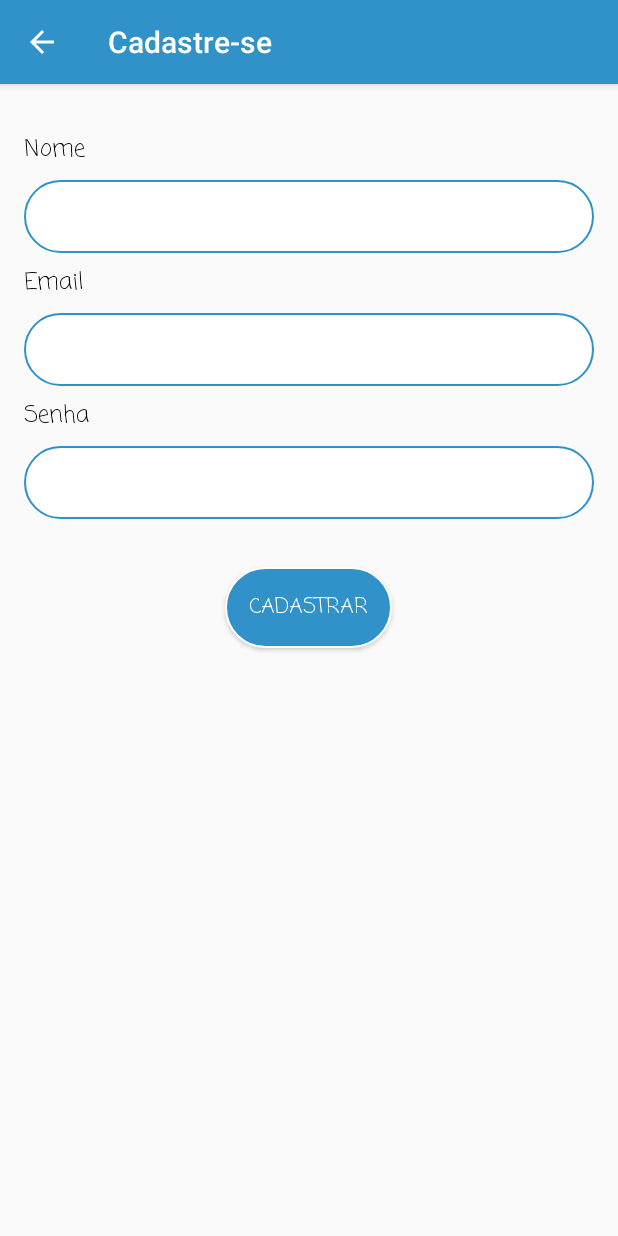
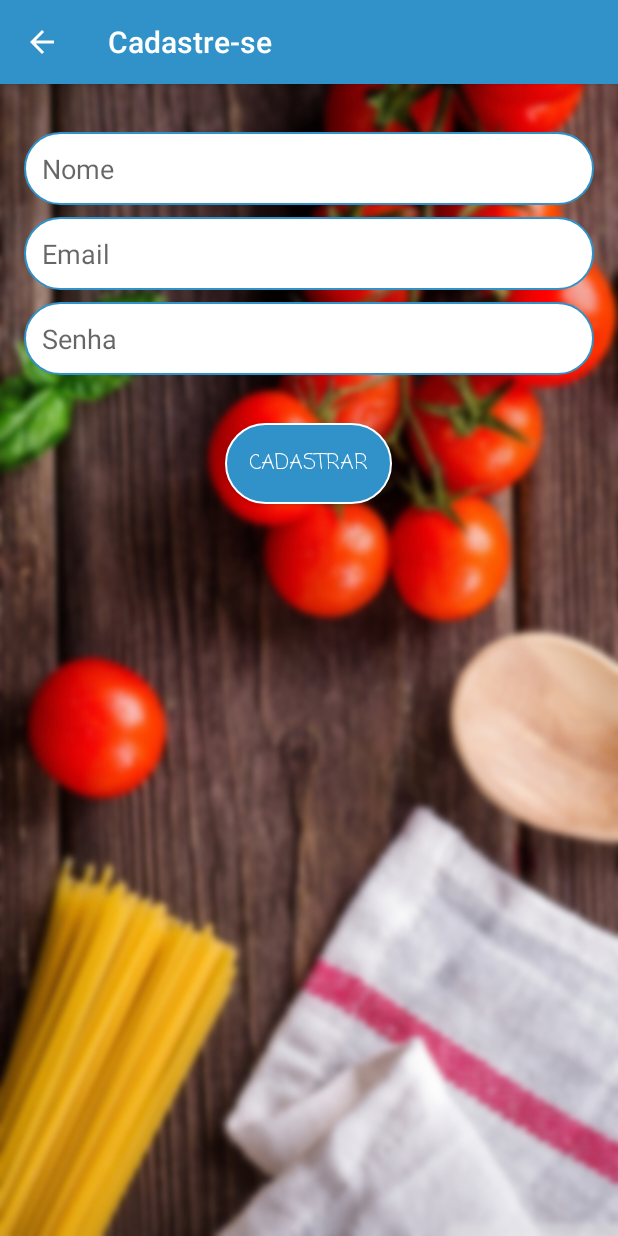
Before and after one commit to jailsonsilvajr/mylist, an Android app: the RegisterActivity screen opened directly, with no data from a screen before it, after a tap on "CADASTRAR", on a phone screen of 412 x 824 dp. Run offline under Robolectric (Android 15) with nearby library versions, the phone set to English and light mode, and no system bars.

Commit message:
Registrando usuário sem travar a tela

```diff
--- a/app/src/main/java/com/jailson/mylist/activity/LoginActivity.java
+++ b/app/src/main/java/com/jailson/mylist/activity/LoginActivity.java
@@ -95,15 +95,8 @@ public class LoginActivity extends AppCompatActivity {
 
         @Override
         protected User doInBackground(String... strings) {
-            try {
 
-                return service.login(this.email, this.password);
-            } catch (ExecutionException e) {
-                e.printStackTrace();
-            } catch (InterruptedException e) {
-                e.printStackTrace();
-            }
-            return null;
+            return service.login(this.email, this.password);
         }
 
         @Override
--- a/app/src/main/java/com/jailson/mylist/activity/RegisterActivity.java
+++ b/app/src/main/java/com/jailson/mylist/activity/RegisterActivity.java
@@ -2,18 +2,19 @@ package com.jailson.mylist.activity;
 
 import androidx.appcompat.app.AppCompatActivity;
 
+import android.content.Intent;
+import android.os.AsyncTask;
 import android.os.Bundle;
 import android.view.MenuItem;
 import android.view.View;
 import android.widget.Button;
 import android.widget.EditText;
+import android.widget.ProgressBar;
 import android.widget.Toast;
 
 import com.jailson.mylist.R;
 import com.jailson.mylist.object.User;
 import com.jailson.mylist.service.Service;
-
-import java.util.concurrent.ExecutionException;
 
 public class RegisterActivity extends AppCompatActivity {
 
@@ -21,6 +22,7 @@ public class RegisterActivity extends AppCompatActivity {
     private EditText editext_email;
     private EditText editext_password;
     private Button button_register;
+    private ProgressBar progressBar_register;
 
     private Service service;
 
@@ -35,6 +37,8 @@ public class RegisterActivity extends AppCompatActivity {
         this.service = new Service();
 
         init_views();
+        this.progressBar_register.setVisibility(View.GONE);
+
         click_button_register();
     }
 
@@ -48,22 +52,7 @@ public class RegisterActivity extends AppCompatActivity {
                 String email = editext_email.getText().toString();
                 String password = editext_password.getText().toString();
 
-                try {
-
-                    User user = service.register_user(name, email, password);
-                    if(user != null){
-
-                        Toast.makeText(RegisterActivity.this, "Success", Toast.LENGTH_LONG).show();
-                        finish();
-                    }else{
-
-                        Toast.makeText(RegisterActivity.this, "Fail", Toast.LENGTH_LONG).show();
-                    }
-                } catch (ExecutionException e) {
-                    e.printStackTrace();
-                } catch (InterruptedException e) {
-                    e.printStackTrace();
-                }
+                new Register(name, email, password).execute();
             }
         });
     }
@@ -74,6 +63,7 @@ public class RegisterActivity extends AppCompatActivity {
         this.editext_email = findViewById(R.id.etRegister_email);
         this.editext_password = findViewById(R.id.etRegister_password);
         this.button_register = findViewById(R.id.btnRegister_register);
+        this.progressBar_register = findViewById(R.id.progressBar_register);
     }
 
     @Override
@@ -87,4 +77,48 @@ public class RegisterActivity extends AppCompatActivity {
 
         return super.onOptionsItemSelected(item);
     }
+
+    private class Register extends AsyncTask<String, Void, User>{
+
+        private String name;
+        private String email;
+        private String password;
+
+        public Register(String name, String email, String password){
+
+            this.name = name;
+            this.email = email;
+            this.password = password;
+        }
+
+        @Override
+        protected void onPreExecute() {
+
+            progressBar_register.setVisibility(View.VISIBLE);
+            super.onPreExecute();
+        }
+
+        @Override
+        protected User doInBackground(String... strings) {
+
+            return service.register_user(this.name, this.email, this.password);
+        }
+
+        @Override
+        protected void onPostExecute(User user) {
+
+            progressBar_register.setVisibility(View.GONE);
+            if(user != null){
+
+                Intent intent = new Intent(RegisterActivity.this, ListsActivity.class);
+                intent.putExtra("user", user);
+                startActivity(intent);
+                finish();
+            }else{
+
+                Toast.makeText(RegisterActivity.this, "Register Fail!", Toast.LENGTH_LONG);
+            }
+            super.onPostExecute(user);
+        }
+    }
 }
--- a/app/src/main/java/com/jailson/mylist/http/RegisterUser.java
+++ b/app/src/main/java/com/jailson/mylist/http/RegisterUser.java
@@ -1,6 +1,4 @@
 package com.jailson.mylist.http;
-
-import android.os.AsyncTask;
 
 import com.google.gson.Gson;
 import com.jailson.mylist.object.User;
@@ -15,7 +13,7 @@ import java.net.MalformedURLException;
 import java.net.URL;
 import java.util.Scanner;
 
-public class RegisterUser extends AsyncTask<Void, Void, User> {
+public class RegisterUser {
 
     private String url;
     private String name;
@@ -30,8 +28,7 @@ public class RegisterUser extends AsyncTask<Void, Void, User> {
         this.password = password;
     }
 
-    @Override
-    protected User doInBackground(Void... voids) {
+    public User do_register(){
 
         try {
 
--- a/app/src/main/java/com/jailson/mylist/service/Service.java
+++ b/app/src/main/java/com/jailson/mylist/service/Service.java
@@ -20,16 +20,16 @@ public class Service {
 
     private final String url = "https://jjsj2.000webhostapp.com/mylist/";
 
-    public User login(String email, String password) throws ExecutionException, InterruptedException {
+    public User login(String email, String password) {
 
         Login login = new Login(this.url + "user/login.php", email, password);
         return login.do_login();
     }
 
-    public User register_user(String name, String email, String password) throws ExecutionException, InterruptedException {
+    public User register_user(String name, String email, String password) {
 
         RegisterUser registerUser = new RegisterUser(this.url + "user/register.php", name, email, password);
-        return registerUser.execute().get();
+        return registerUser.do_register();
     }
 
     public List<com.jailson.mylist.object.List> getLists(int id_user) throws ExecutionException, InterruptedException {
--- a/app/src/main/res/layout/activity_register.xml
+++ b/app/src/main/res/layout/activity_register.xml
@@ -1,50 +1,22 @@
 <?xml version="1.0" encoding="utf-8"?>
 <LinearLayout
     xmlns:android="http://schemas.android.com/apk/res/android"
+    xmlns:app="http://schemas.android.com/apk/res-auto"
     android:layout_width="match_parent"
     android:layout_height="match_parent"
-    android:orientation="vertical">
+    android:orientation="vertical"
+    android:background="@drawable/background_login_desfoque_25">
 
-    <ScrollView
-        android:layout_width="match_parent"
-        android:layout_height="match_parent">
-
-        <LinearLayout
-            android:layout_width="match_parent"
-            android:layout_height="match_parent"
-            android:orientation="vertical">
-
-            <TextView
+    <EditText
+        android:id="@+id/etRegister_name"
         android:layout_width="match_parent"
         android:layout_height="wrap_content"
         android:layout_marginTop="32dp"
         android:layout_marginLeft="16dp"
         android:layout_marginRight="16dp"
-                android:text="@string/name"
-                android:fontFamily="casual"
-                android:textColor="@color/black"
-                android:textSize="7pt"/>
-
-            <EditText
-                android:id="@+id/etRegister_name"
-                android:layout_width="match_parent"
-                android:layout_height="wrap_content"
-                android:layout_marginTop="8dp"
-                android:layout_marginLeft="16dp"
-                android:layout_marginRight="16dp"
         android:background="@drawable/background_edittext"
-                android:inputType="text"/>
-
-            <TextView
-                android:layout_width="match_parent"
-                android:layout_height="wrap_content"
-                android:layout_marginTop="8dp"
-                android:layout_marginLeft="16dp"
-                android:layout_marginRight="16dp"
-                android:text="@string/email"
-                android:fontFamily="casual"
-                android:textColor="@color/black"
-                android:textSize="7pt"/>
+        android:inputType="text"
+        android:hint="@string/name"/>
 
     <EditText
         android:id="@+id/etRegister_email"
@@ -54,18 +26,8 @@
         android:layout_marginLeft="16dp"
         android:layout_marginRight="16dp"
         android:background="@drawable/background_edittext"
-                android:inputType="textEmailAddress"/>
-
-            <TextView
-                android:layout_width="match_parent"
-                android:layout_height="wrap_content"
-                android:layout_marginTop="8dp"
-                android:layout_marginLeft="16dp"
-                android:layout_marginRight="16dp"
-                android:text="@string/password"
-                android:fontFamily="casual"
-                android:textColor="@color/black"
-                android:textSize="7pt"/>
+        android:inputType="textEmailAddress"
+        android:hint="@string/email"/>
 
     <EditText
         android:id="@+id/etRegister_password"
@@ -75,7 +37,8 @@
         android:layout_marginLeft="16dp"
         android:layout_marginRight="16dp"
         android:background="@drawable/background_edittext"
-                android:inputType="textVisiblePassword"/>
+        android:inputType="textVisiblePassword"
+        android:hint="@string/password"/>
 
     <Button
         android:id="@+id/btnRegister_register"
@@ -91,8 +54,10 @@
         android:textColor="@color/colorAccent"
         android:background="@drawable/background_btn_login"/>
 
-        </LinearLayout>
-
-    </ScrollView>
+    <ProgressBar
+        android:id="@+id/progressBar_register"
+        android:layout_width="wrap_content"
+        android:layout_height="wrap_content"
+        android:layout_gravity="center" />
 
 </LinearLayout>
```
Lines whose indentation alone changed are shown as unchanged.
